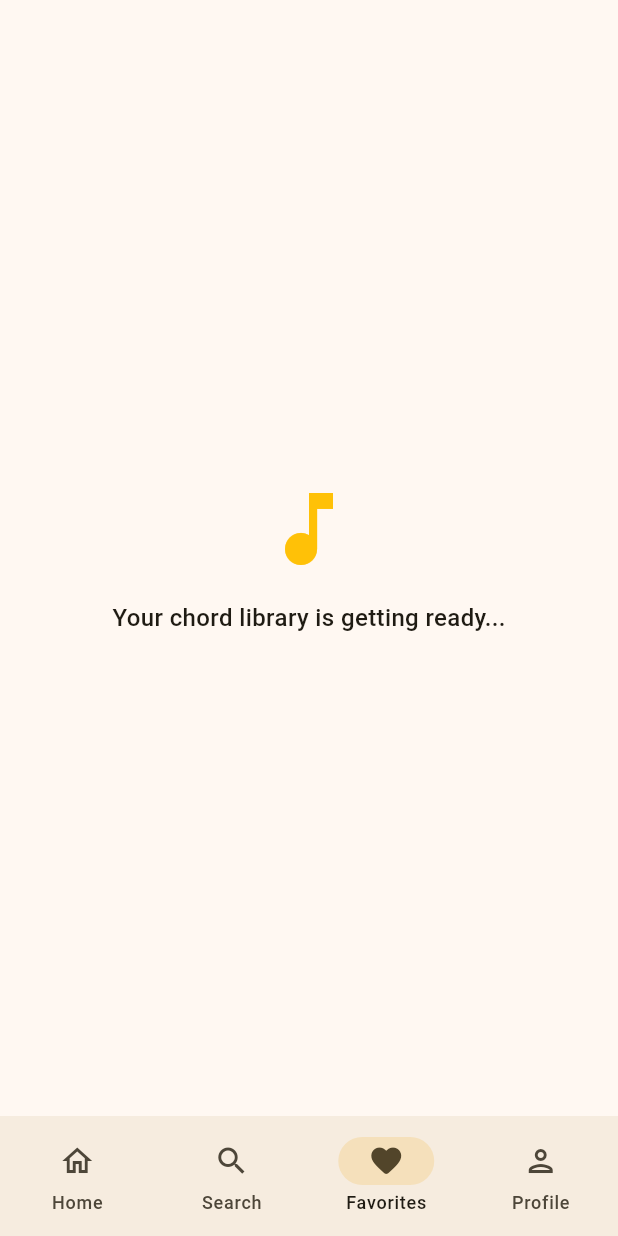
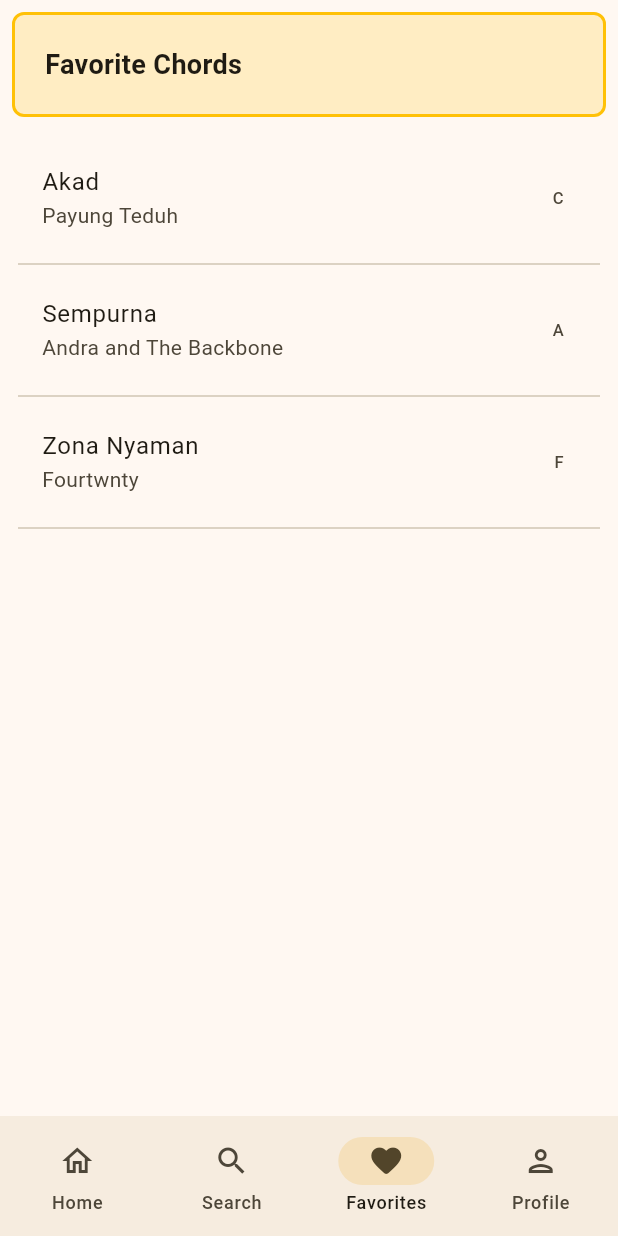
Before and after one commit to erichutabarat/chordkita_app, a Flutter app: the screen it shows after launch, item 3 of the bottom bar chosen, on a phone screen of 412 x 824 dp. Run offline on Flutter 3.47's test engine with Material 3 defaults, Android fonts, the phone set to English and light mode, and no system bars.

Commit message:
feat(favorite_screen): add header and list of chord item

```diff
--- a/lib/features/home/data/samples/chord_sample.dart
+++ b/lib/features/home/data/samples/chord_sample.dart
@@ -31,7 +31,7 @@
   ),
 ];
 
-final topSongs = [
+final List<ChordSongItemData> topSongs = [
   ChordSongItemData(
     id: 1,
     songName: 'Akad',
--- a/lib/features/home/presentation/screens/favorite_screen.dart
+++ b/lib/features/home/presentation/screens/favorite_screen.dart
@@ -1,3 +1,5 @@
+import 'package:chordkita/features/home/data/samples/chord_sample.dart';
+import 'package:chordkita/features/home/presentation/widgets/chordsong_item.dart';
 import 'package:flutter/material.dart';
 
 class FavoriteScreen extends StatefulWidget {
@@ -11,16 +13,28 @@
   @override
   Widget build(BuildContext context) {
     return Scaffold(
-      body: const Center(
+      body: SingleChildScrollView(
+        padding: const EdgeInsets.all(8),
         child: Column(
-          mainAxisAlignment: MainAxisAlignment.center,
+          crossAxisAlignment: CrossAxisAlignment.start,
           children: [
-            Icon(Icons.music_note, size: 64, color: Colors.amber),
-            SizedBox(height: 16),
-            Text(
-              'Your chord library is getting ready...',
-              style: TextStyle(fontSize: 16, fontWeight: FontWeight.w500),
+            // Header
+            Container(
+              width: double.infinity,
+              padding: const EdgeInsets.all(20),
+              decoration: BoxDecoration(
+                border: Border.all(color: Colors.amber, width: 2),
+                color: Colors.amber.withOpacity(0.2),
+                borderRadius: BorderRadius.circular(8),
+              ),
+              child: const Text(
+                'Favorite Chords',
+                style: TextStyle(fontSize: 18, fontWeight: FontWeight.bold),
+              ),
             ),
+            const SizedBox(height: 18),
+            // render here
+            ...topSongs.map((song) => ChordsongItem(data: song)),
           ],
         ),
       ),
--- /dev/null
+++ b/lib/features/home/presentation/widgets/chordsong_item.dart
@@ -0,0 +1,26 @@
+import 'package:chordkita/features/home/domain/entities/chordsong_item.dart';
+import 'package:flutter/material.dart';
+
+class ChordsongItem extends StatelessWidget {
+  final ChordSongItemData data;
+  const ChordsongItem({super.key, required this.data});
+
+  @override
+  Widget build(BuildContext context) {
+    return Container(
+      padding: const EdgeInsets.symmetric(horizontal: 4.0),
+      child: Column(
+        crossAxisAlignment: CrossAxisAlignment.start,
+        children: [
+          ListTile(
+            title: Text(data.songName),
+            subtitle: Text(data.artistName),
+            trailing: Text(data.chordKey),
+            onTap: data.onTap,
+          ),
+          const Divider(),
+        ],
+      ),
+    );
+  }
+}
```
